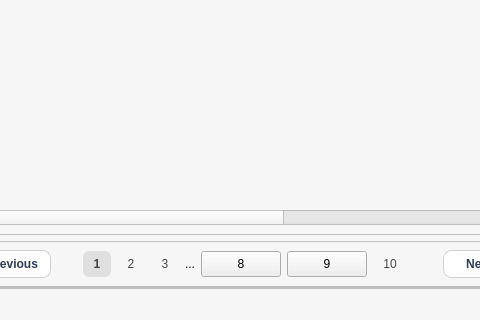
Before: the Qt Designer form ui/payment.ui in Khiem2112/course-management-ml, drawn with Qt 5; both pictures show x 250 to 730 and y 294 to 614 of the 823 by 614 pixel window.
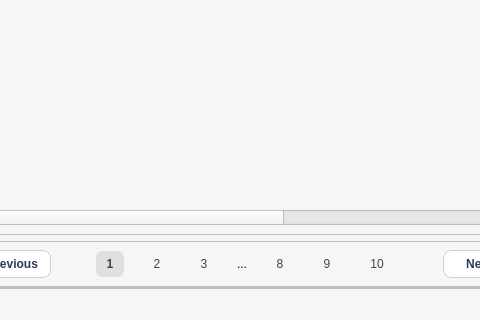
After: the same form once the commit is applied. Icons and pictures are not drawn.

Commit message: Update UI and main window integration

```diff
--- a/ui/payment.ui
+++ b/ui/payment.ui
@@ -116,7 +116,7 @@
 #payment_previous:hover, #payment_next:hover {
     background-color: #F5F5F5;
 }
-#payment_page_1, #payment_page_2, #payment_page_3, #payment_page_8, #cpayment_page_9, #cpayment_page_10 {
+#payment_page_1, #payment_page_2, #payment_page_3, #payment_page_8, #payment_page_9, #payment_page_10 {
     background-color: transparent;
     border: none;
     color: #444;
```
The commit also changes 4 other files.
